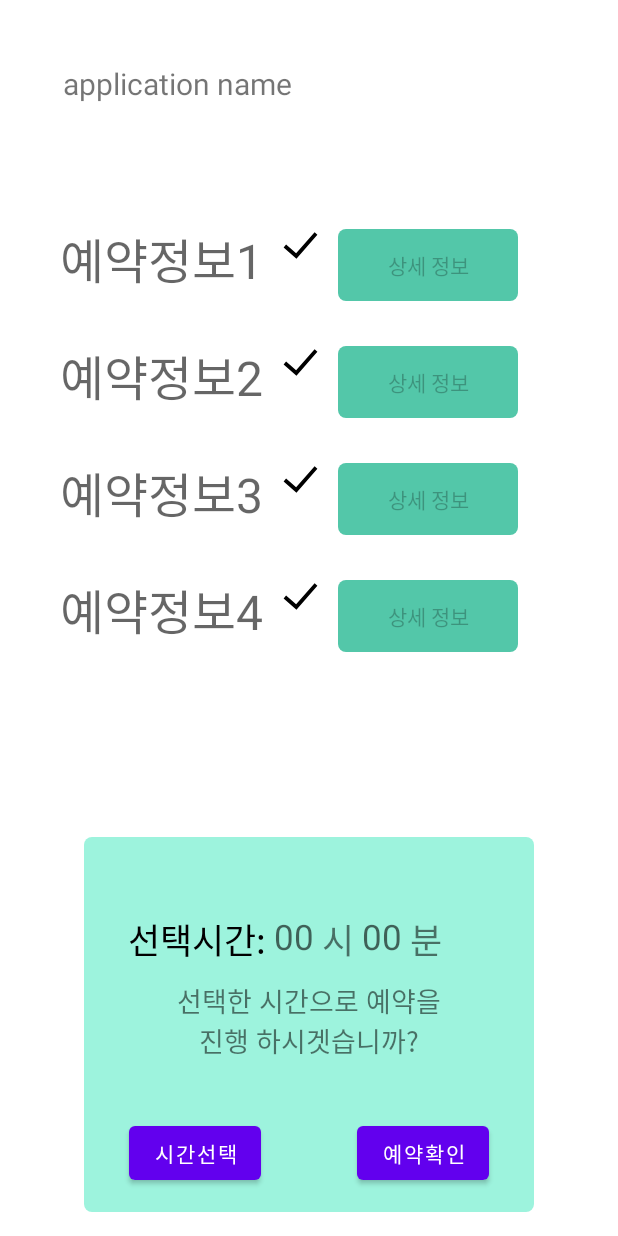
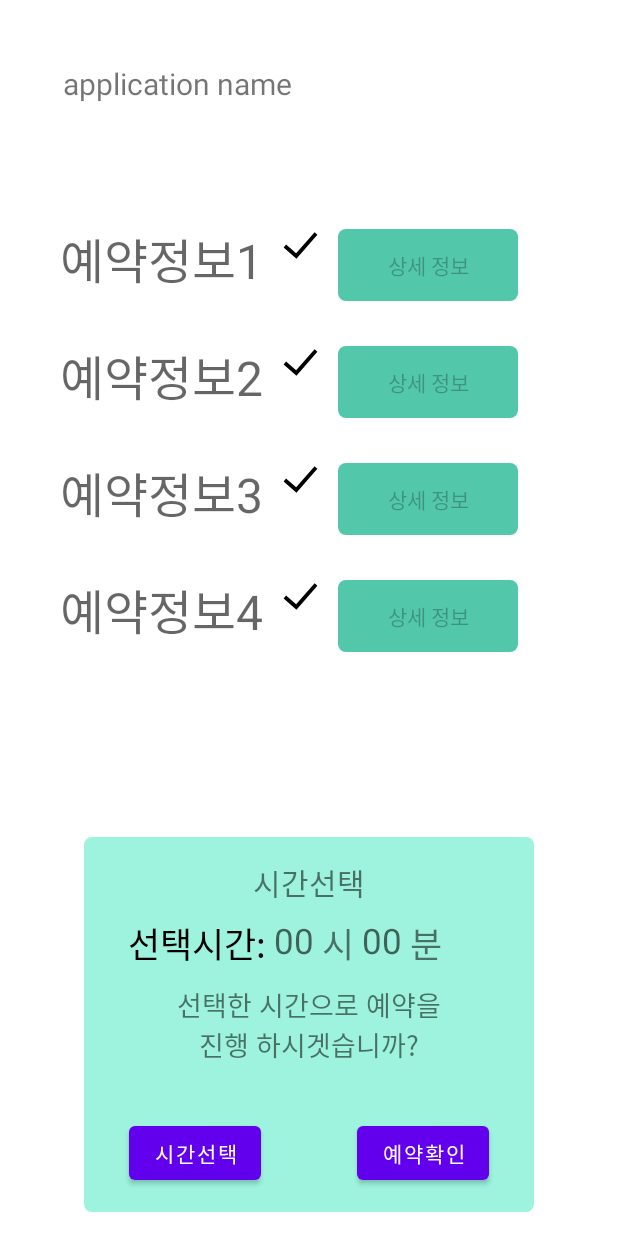
Before and after one commit to seongmin2001/TeamProject, an Android app: the doctor_reservation_check screen opened directly, with no data from a screen before it, on a phone screen of 412 x 824 dp. Run offline under Robolectric (Android 15) with nearby library versions, the phone set to English and light mode, and no system bars.

Commit message:
manifests 오류 수정

```diff
--- a/app/src/main/res/layout/activity_doctor_reservation_check.xml
+++ b/app/src/main/res/layout/activity_doctor_reservation_check.xml
@@ -177,14 +177,14 @@
         app:layout_constraintStart_toStartOf="parent"
         app:srcCompat="@drawable/custom_button" />
 
-    <!-- android:text="@string/title_timecheck" -->
+
     <TextView
         android:id="@+id/textView9"
         android:layout_width="wrap_content"
         android:layout_height="wrap_content"
         android:layout_marginTop="15dp"
         android:textSize="20sp"
-
+        android:text="@string/title_timecheck"
         app:layout_constraintEnd_toEndOf="@+id/imageView"
         app:layout_constraintStart_toStartOf="@+id/imageView"
         app:layout_constraintTop_toTopOf="@+id/imageView" />
--- a/app/src/main/res/values/strings.xml
+++ b/app/src/main/res/values/strings.xml
@@ -9,4 +9,6 @@
 
     <string name="hello_first_fragment">Hello first fragment</string>
     <string name="hello_second_fragment">Hello second fragment. Arg: %1$s</string>
+    <string name="title_timecheck">시간선택</string>
+    <string name="hello_blank_fragment">Hello blank fragment</string>
 </resources>
```
